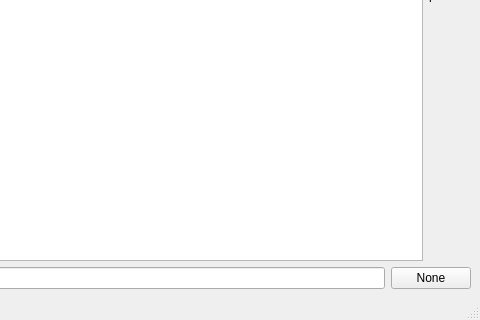
This is visualization/DataManager.ui in mistycheney/MouseBrainAtlas as Qt 5 draws it before an edit; both pictures show x 544 to 1024 and y 280 to 600 of the 1024 by 600 pixel window. The edited form follows.
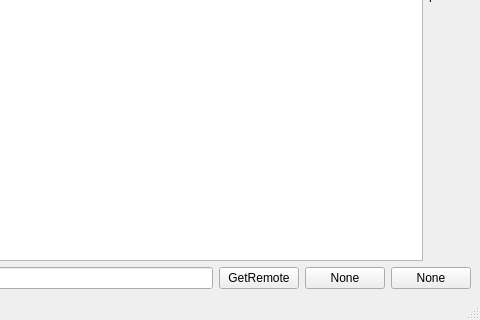
This is the edited form.

Commit message: implement upload/download

Patch:
```diff
--- a/visualization/DataManager.ui
+++ b/visualization/DataManager.ui
@@ -45,6 +45,20 @@
         </property>
        </widget>
       </item>
+      <item>
+       <widget class="QPushButton" name="getRemoteButton">
+        <property name="text">
+         <string>GetRemote</string>
+        </property>
+       </widget>
+      </item>
+      <item>
+       <widget class="QPushButton" name="uploadButton">
+        <property name="text">
+         <string>None</string>
+        </property>
+       </widget>
+      </item>
       <item>
        <widget class="QPushButton" name="inputLoadButton">
         <property name="text">
```
The commit also changes 2 other files.
